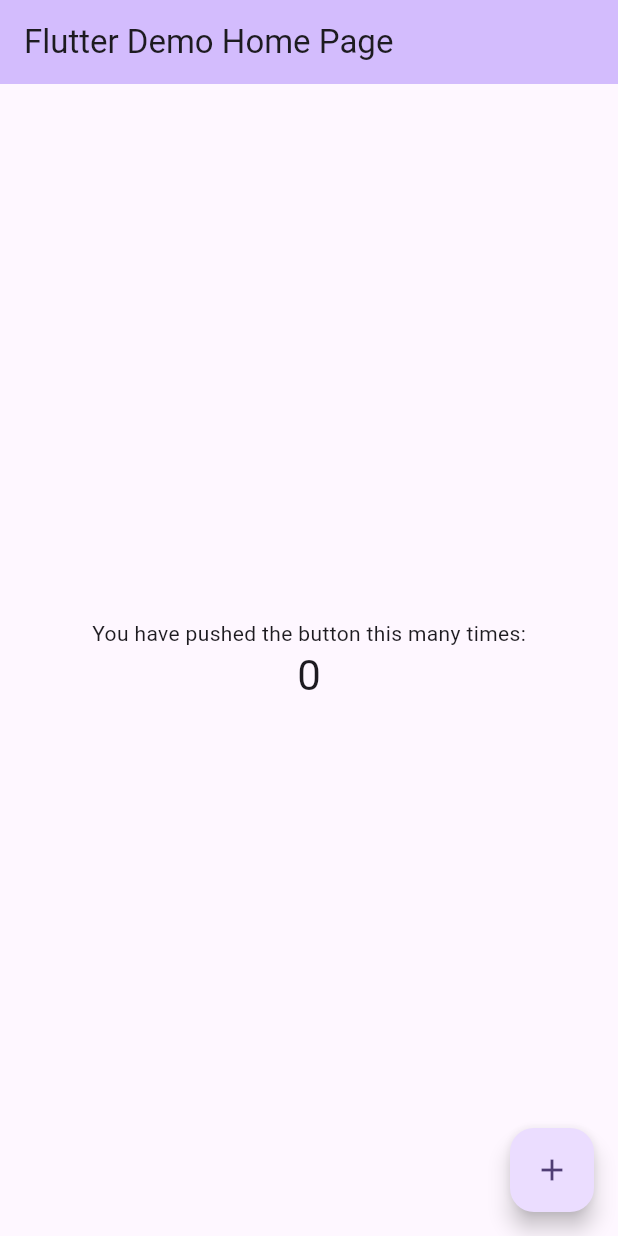
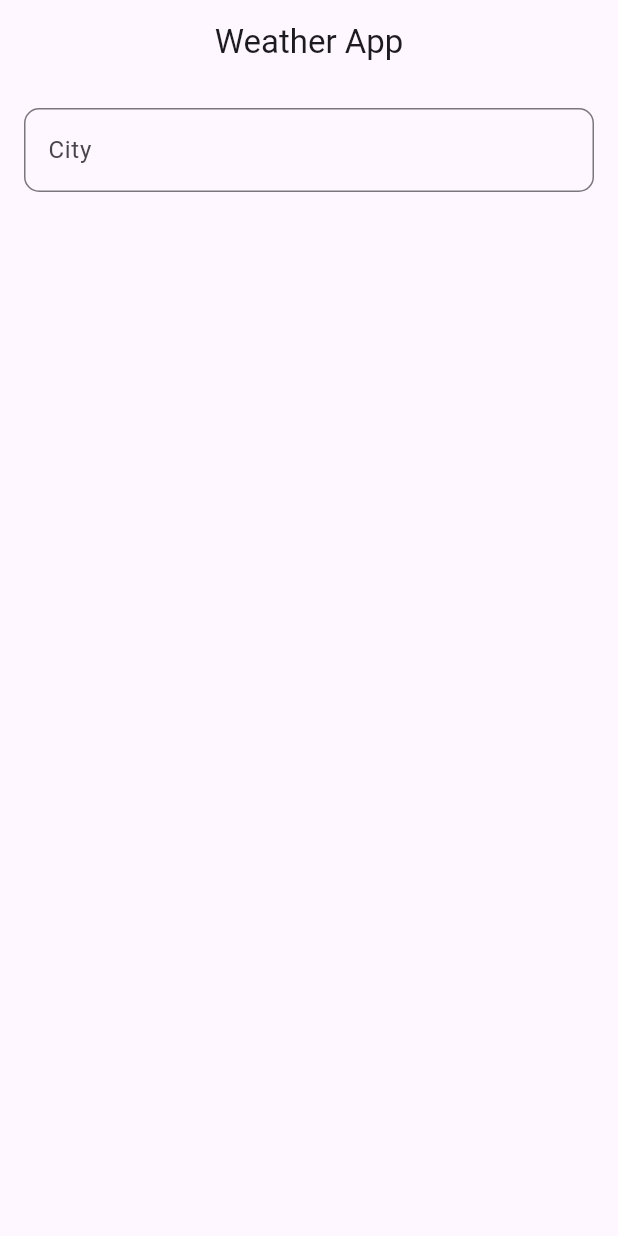
Before and after one commit to ArunChapagain/weather_app, a Flutter app: the screen it shows after launch, on a phone screen of 412 x 824 dp. Run offline on Flutter 3.47's test engine with Material 3 defaults, Android fonts, the phone set to English and light mode, and no system bars; our stand-ins replace bloc, dartz, equatable, flutter_bloc, get_it, rxdart.

Commit message:
Widget testing (#11)
* Bloc implemented, debounce implemented for bloc test

* test: all bloc test passed

* feat: :sparkles: UI implemanted, injection dependency

```diff
--- /dev/null
+++ b/lib/injection_container.dart
@@ -0,0 +1,31 @@
+import 'package:get_it/get_it.dart';
+import 'package:http/http.dart' as http;
+import 'package:weather_app/data/data_source/remote_data_source.dart';
+import 'package:weather_app/data/repository/weather_repository_imp;.dart';
+import 'package:weather_app/domain/repositary/weather_repository.dart';
+import 'package:weather_app/domain/usecases/get_current_weather.dart';
+import 'package:weather_app/presentation/bloc/weather_bloc.dart';
+
+// It provide centralize location to register all the dependencies
+final locator= GetIt.instance;
+
+void setupLocator(){
+  //bloc
+  locator.registerFactory(() => WeatherBloc(locator()));
+
+  //usecase
+  //nonelazy singleton register immediately after app start
+  locator.registerLazySingleton(() => GetCurrentWeatherUseCase(locator()));
+
+  //repository
+  locator.registerLazySingleton<WeatherRepository>(() => WeatherRepositoryImpl(locator()));
+
+
+// data sources
+
+locator.registerLazySingleton<WeatherRemoteDataSource>(() => WeatherRemoteDataSourceImpl(client:locator()));
+
+// external
+locator.registerLazySingleton(() => http.Client());
+
+}
--- a/lib/main.dart
+++ b/lib/main.dart
@@ -1,6 +1,11 @@
 import 'package:flutter/material.dart';
+import 'package:flutter_bloc/flutter_bloc.dart';
+import 'package:weather_app/injection_container.dart';
+import 'package:weather_app/presentation/bloc/weather_bloc.dart';
+import 'package:weather_app/presentation/pages/weather_page.dart';
 
 void main() {
+  setupLocator();
   runApp(const MyApp());
 }
 
@@ -10,116 +15,29 @@ class MyApp extends StatelessWidget {
   // This widget is the root of your application.
   @override
   Widget build(BuildContext context) {
-    return MaterialApp(
-      title: 'Flutter Demo',
-      theme: ThemeData(
-        // This is the theme of your application.
-        //
-        // TRY THIS: Try running your application with "flutter run". You'll see
-        // the application has a purple toolbar. Then, without quitting the app,
-        // try changing the seedColor in the colorScheme below to Colors.green
-        // and then invoke "hot reload" (save your changes or press the "hot
-        // reload" button in a Flutter-supported IDE, or press "r" if you used
-        // the command line to start the app).
-        //
-        // Notice that the counter didn't reset back to zero; the application
-        // state is not lost during the reload. To reset the state, use hot
-        // restart instead.
-        //
-        // This works for code too, not just values: Most code changes can be
-        // tested with just a hot reload.
-        colorScheme: ColorScheme.fromSeed(seedColor: Colors.deepPurple),
-        useMaterial3: true,
-      ),
-      home: const MyHomePage(title: 'Flutter Demo Home Page'),
-    );
+    return MultiBlocProvider(
+        providers: [
+          BlocProvider<WeatherBloc>(
+            create: (context) => locator<WeatherBloc>(),
+          ),
+        ],
+        child: MaterialApp(
+          debugShowCheckedModeBanner: false,
+          title: 'Weather App',
+          theme: ThemeData(
+            colorScheme: ColorScheme.fromSeed(seedColor: Colors.deepPurple),
+            useMaterial3: true,
+          ),
+          home: const WeatherPage(),
+        ));
   }
 }
 
-class MyHomePage extends StatefulWidget {
-  const MyHomePage({super.key, required this.title});
-
-  // This widget is the home page of your application. It is stateful, meaning
-  // that it has a State object (defined below) that contains fields that affect
-  // how it looks.
-
-  // This class is the configuration for the state. It holds the values (in this
-  // case the title) provided by the parent (in this case the App widget) and
-  // used by the build method of the State. Fields in a Widget subclass are
-  // always marked "final".
-
-  final String title;
-
-  @override
-  State<MyHomePage> createState() => _MyHomePageState();
-}
-
-class _MyHomePageState extends State<MyHomePage> {
-  int _counter = 0;
-
-  void _incrementCounter() {
-    setState(() {
-      // This call to setState tells the Flutter framework that something has
-      // changed in this State, which causes it to rerun the build method below
-      // so that the display can reflect the updated values. If we changed
-      // _counter without calling setState(), then the build method would not be
-      // called again, and so nothing would appear to happen.
-      _counter++;
-    });
-  }
-
-  @override
-  Widget build(BuildContext context) {
-    // This method is rerun every time setState is called, for instance as done
-    // by the _incrementCounter method above.
-    //
-    // The Flutter framework has been optimized to make rerunning build methods
-    // fast, so that you can just rebuild anything that needs updating rather
-    // than having to individually change instances of widgets.
-    return Scaffold(
-      appBar: AppBar(
-        // TRY THIS: Try changing the color here to a specific color (to
-        // Colors.amber, perhaps?) and trigger a hot reload to see the AppBar
-        // change color while the other colors stay the same.
-        backgroundColor: Theme.of(context).colorScheme.inversePrimary,
-        // Here we take the value from the MyHomePage object that was created by
-        // the App.build method, and use it to set our appbar title.
-        title: Text(widget.title),
-      ),
-      body: Center(
-        // Center is a layout widget. It takes a single child and positions it
-        // in the middle of the parent.
-        child: Column(
-          // Column is also a layout widget. It takes a list of children and
-          // arranges them vertically. By default, it sizes itself to fit its
-          // children horizontally, and tries to be as tall as its parent.
-          //
-          // Column has various properties to control how it sizes itself and
-          // how it positions its children. Here we use mainAxisAlignment to
-          // center the children vertically; the main axis here is the vertical
-          // axis because Columns are vertical (the cross axis would be
-          // horizontal).
-          //
-          // TRY THIS: Invoke "debug painting" (choose the "Toggle Debug Paint"
-          // action in the IDE, or press "p" in the console), to see the
-          // wireframe for each widget.
-          mainAxisAlignment: MainAxisAlignment.center,
-          children: <Widget>[
-            const Text(
-              'You have pushed the button this many times:',
-            ),
-            Text(
-              '$_counter',
-              style: Theme.of(context).textTheme.headlineMedium,
-            ),
-          ],
-        ),
-      ),
-      floatingActionButton: FloatingActionButton(
-        onPressed: _incrementCounter,
-        tooltip: 'Increment',
-        child: const Icon(Icons.add),
-      ), // This trailing comma makes auto-formatting nicer for build methods.
-    );
-  }
-}
+    // return MaterialApp(
+    //     debugShowCheckedModeBanner: false,
+    //     title: 'Weather App',
+    //     theme: ThemeData(
+    //       colorScheme: ColorScheme.fromSeed(seedColor: Colors.deepPurple),
+    //       useMaterial3: true,
+    //     ),
+    //     home: const WeatherPage());
--- a/lib/presentation/bloc/weather_bloc.dart
+++ b/lib/presentation/bloc/weather_bloc.dart
@@ -19,12 +19,12 @@ class WeatherBloc extends Bloc<WeatherEvent, WeatherState> {
 
   FutureOr<void> onCityChangedEvent(
       OnCityChangedEvent event, Emitter<WeatherState> emit) async {
-    emit(WeatherLoading());
+    emit(WeatherLoadingState());
     final result = await getCurrentWeatherUseCase.execute(event.city);
 
     result.fold(
-      (failure) => emit(WeatherLoadFailure(failure.message)),
-      (weather) => emit(WeatherLoaded(weather)),
+      (failure) => emit(WeatherLoadFailureState(failure.message)),
+      (weather) => emit(WeatherLoadedState(weather)),
     );
   }
 }
--- a/lib/presentation/bloc/weather_state.dart
+++ b/lib/presentation/bloc/weather_state.dart
@@ -9,21 +9,21 @@ sealed class WeatherState extends Equatable {
 
 final class WeatherInitial extends WeatherState {}
 
-final class WeatherLoading extends WeatherState {}
+final class WeatherLoadingState extends WeatherState {}
 
-final class WeatherLoaded extends WeatherState {
+final class WeatherLoadedState extends WeatherState {
   final WeatherEntity weather;
 
-  const WeatherLoaded(this.weather);
+  const WeatherLoadedState(this.weather);
 
   @override
   List<Object> get props => [weather];
 }
 
-final class WeatherLoadFailure extends WeatherState {
+final class WeatherLoadFailureState extends WeatherState {
   final String message;
 
-  const WeatherLoadFailure(this.message);
+  const WeatherLoadFailureState(this.message);
 
   @override
   List<Object> get props => [message];
--- /dev/null
+++ b/lib/presentation/pages/weather_page.dart
@@ -0,0 +1,164 @@
+import 'package:flutter/material.dart';
+import 'package:flutter_bloc/flutter_bloc.dart';
+import 'package:weather_app/core/constants/constants.dart';
+import 'package:weather_app/presentation/bloc/weather_bloc.dart';
+
+class WeatherPage extends StatelessWidget {
+  const WeatherPage({super.key});
+
+  @override
+  Widget build(BuildContext context) {
+    return Scaffold(
+      appBar: AppBar(
+        title: const Text('Weather App'),
+        centerTitle: true,
+      ),
+      body: Padding(
+        padding: const EdgeInsets.all(16.0),
+        child: Column(
+          children: [
+            TextField(
+                decoration: const InputDecoration(
+                  hintText: 'Enter a city name',
+                  border: OutlineInputBorder(
+                    borderRadius: BorderRadius.all(Radius.circular(10)),
+                  ),
+                  labelText: 'City',
+                ),
+                onChanged: (value) {
+                  context.read<WeatherBloc>().add(
+                        OnCityChangedEvent(value),
+                      );
+                }),
+            const SizedBox(height: 16),
+            BlocBuilder<WeatherBloc, WeatherState>(builder: (context, state) {
+              if (state is WeatherLoadingState) {
+                return const Center(child: CircularProgressIndicator());
+              } else if (state is WeatherLoadedState) {
+                return Column(
+                  key: const Key('weather_data'),
+                  children: [
+                    Row(
+                      mainAxisAlignment: MainAxisAlignment.center,
+                      children: [
+                        Text(
+                          state.weather.cityName,
+                          style: const TextStyle(
+                            fontSize: 22.0,
+                          ),
+                        ),
+                        Image(
+                          image: NetworkImage(
+                            Url.weatherIcon(
+                              state.weather.iconCode,
+                            ),
+                          ),
+                        ),
+                      ],
+                    ),
+                    const SizedBox(height: 8.0),
+                    Text(
+                      '${state.weather.main} | ${state.weather.description}',
+                      style: const TextStyle(
+                        fontSize: 16.0,
+                        letterSpacing: 1.2,
+                      ),
+                    ),
+                    const SizedBox(height: 24.0),
+                    Table(
+                      defaultColumnWidth: const FixedColumnWidth(150.0),
+                      border: TableBorder.all(
+                        color: Colors.grey,
+                        style: BorderStyle.solid,
+                        width: 1,
+                      ),
+                      children: [
+                        TableRow(children: [
+                          const Padding(
+                            padding: EdgeInsets.all(8.0),
+                            child: Text(
+                              'Temperature',
+                              style: TextStyle(
+                                fontSize: 16.0,
+                                letterSpacing: 1.2,
+                              ),
+                            ),
+                          ),
+                          Padding(
+                            padding: const EdgeInsets.all(8.0),
+                            child: Text(
+                              state.weather.temperature.toString(),
+                              style: const TextStyle(
+                                fontSize: 16.0,
+                                letterSpacing: 1.2,
+                                fontWeight: FontWeight.bold,
+                              ),
+                            ),
+                          ), // Will be change later
+                        ]),
+                        TableRow(children: [
+                          const Padding(
+                            padding: EdgeInsets.all(8.0),
+                            child: Text(
+                              'Pressure',
+                              style: TextStyle(
+                                fontSize: 16.0,
+                                letterSpacing: 1.2,
+                              ),
+                            ),
+                          ),
+                          Padding(
+                            padding: const EdgeInsets.all(8.0),
+                            child: Text(
+                              state.weather.pressure.toString(),
+                              style: const TextStyle(
+                                  fontSize: 16.0,
+                                  letterSpacing: 1.2,
+                                  fontWeight: FontWeight.bold),
+                            ),
+                          ), // Will be change later
+                        ]),
+                        TableRow(children: [
+                          const Padding(
+                            padding: EdgeInsets.all(8.0),
+                            child: Text(
+                              'Humidity',
+                              style: TextStyle(
+                                fontSize: 16.0,
+                                letterSpacing: 1.2,
+                              ),
+                            ),
+                          ),
+                          Padding(
+                            padding: const EdgeInsets.all(8.0),
+                            child: Text(
+                              state.weather.humidity.toString(),
+                              style: const TextStyle(
+                                fontSize: 16.0,
+                                letterSpacing: 1.2,
+                                fontWeight: FontWeight.bold,
+                              ),
+                            ),
+                          ), // Will be change later
+                        ]),
+                      ],
+                    ),
+                  ],
+                );
+              } else if (state is WeatherLoadFailureState) {
+                return Text(
+                  state.message,
+                  style: const TextStyle(
+                    fontSize: 16.0,
+                    letterSpacing: 1.2,
+                  ),
+                );
+              }
+              return const SizedBox();
+            })
+          ],
+        ),
+      ),
+    );
+  }
+}
--- a/pubspec.yaml
+++ b/pubspec.yaml
@@ -14,6 +14,7 @@ dependencies:
   flutter_bloc: ^8.1.3
   equatable: ^2.0.5
   dartz: ^0.10.1
+  #Service Locator
   get_it: ^7.6.4
   rxdart: ^0.27.7
   http: ^1.1.2
@@ -22,7 +23,6 @@ dependencies:
 dev_dependencies:
   flutter_test:
     sdk: flutter
-  mocktail: ^1.0.2
   build_runner: ^2.4.7
   bloc_test: ^9.1.5
   flutter_lints: ^2.0.0
```
Also changed, not shown: pubspec.lock, 1 other file.
